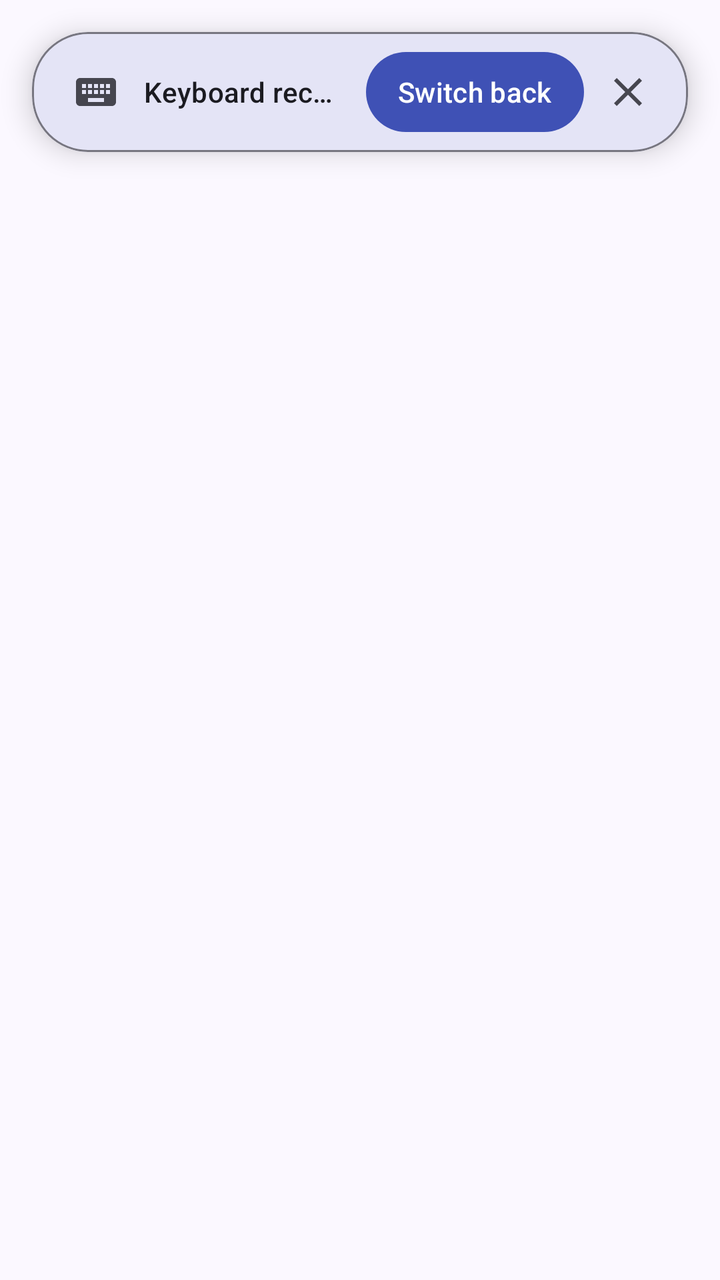
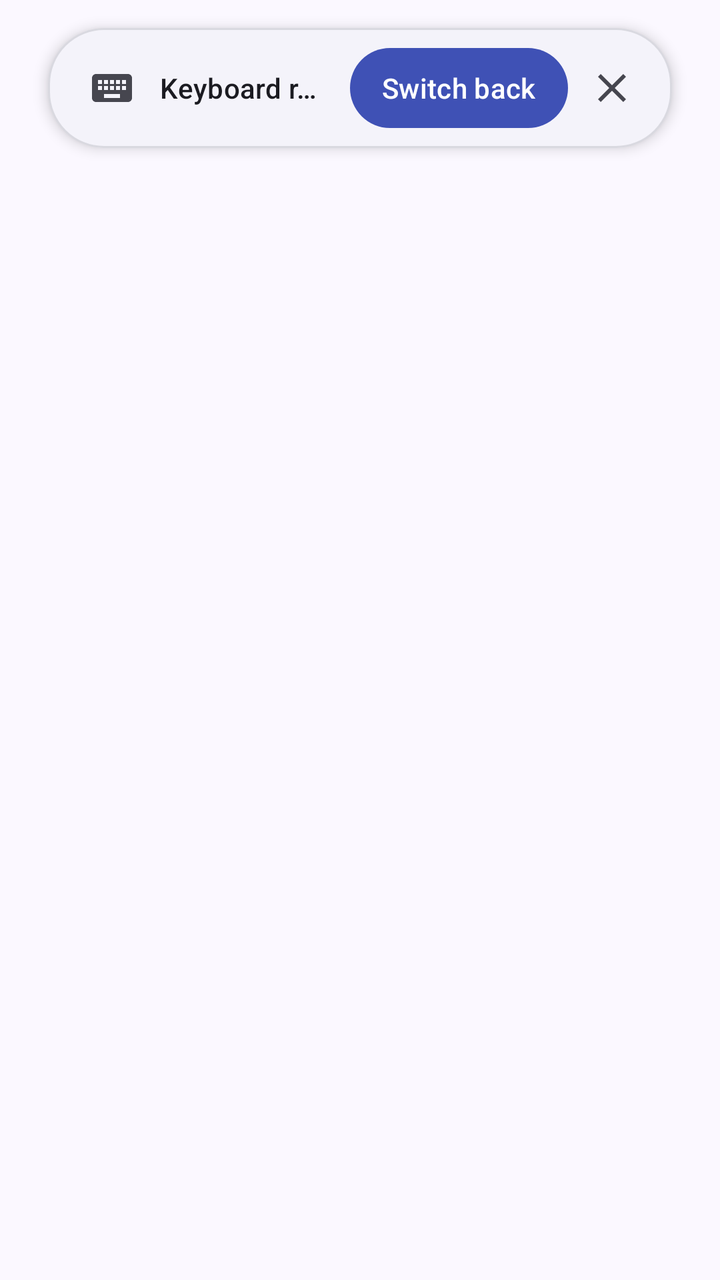

An Android layout rendered at two revisions. The XML below is the earlier revision; the diff shows what the commit changed to produce the second picture.
<!-- AndroidManifest.xml: application theme Theme.AltShift -->
<!-- res/layout/view_keyboard_prompt.xml -->
<?xml version="1.0" encoding="utf-8"?>
<FrameLayout xmlns:android="http://schemas.android.com/apk/res/android"
    xmlns:app="http://schemas.android.com/apk/res-auto"
    android:layout_width="wrap_content"
    android:layout_height="wrap_content"
    android:background="@android:color/transparent"
    android:clipChildren="false"
    android:clipToPadding="false"
    android:padding="16dp">

    <com.google.android.material.card.MaterialCardView
        android:id="@+id/promptCard"
        android:layout_width="wrap_content"
        android:layout_height="wrap_content"
        android:minWidth="@dimen/prompt_min_width"
        app:cardBackgroundColor="?attr/colorSurface"
        app:cardCornerRadius="28dp"
        app:cardElevation="8dp"
        app:strokeColor="?attr/colorOutline"
        app:strokeWidth="1dp">

        <LinearLayout
            android:layout_width="match_parent"
            android:layout_height="wrap_content"
            android:gravity="center_vertical"
            android:orientation="horizontal"
            android:paddingStart="20dp"
            android:paddingTop="10dp"
            android:paddingEnd="12dp"
            android:paddingBottom="10dp">

            <ImageView
                android:id="@+id/promptIcon"
                android:layout_width="24dp"
                android:layout_height="24dp"
                android:importantForAccessibility="no"
                android:src="@drawable/ic_notification_keyboard"
                app:tint="?attr/colorOnSurfaceVariant" />

            <TextView
                android:id="@+id/promptText"
                android:layout_width="0dp"
                android:layout_height="wrap_content"
                android:layout_marginStart="12dp"
                android:layout_weight="1"
                android:ellipsize="end"
                android:maxLines="1"
                android:text="@string/prompt_keyboard_reconnected"
                android:textAppearance="?attr/textAppearanceTitleSmall"
                android:textColor="?attr/colorOnSurface" />

            <TextView
                android:id="@+id/promptAction"
                android:layout_width="wrap_content"
                android:layout_height="wrap_content"
                android:layout_marginStart="12dp"
                android:background="@drawable/bg_prompt_action"
                android:clickable="true"
                android:focusable="true"
                android:gravity="center"
                android:minHeight="40dp"
                android:paddingStart="16dp"
                android:paddingEnd="16dp"
                android:text="@string/notification_switch_back"
                android:textAppearance="?attr/textAppearanceLabelLarge"
                android:textColor="?attr/colorOnPrimary" />

            <ImageButton
                android:id="@+id/promptClose"
                android:layout_width="36dp"
                android:layout_height="36dp"
                android:layout_marginStart="4dp"
                android:background="?attr/selectableItemBackgroundBorderless"
                android:contentDescription="@string/prompt_dismiss"
                android:padding="8dp"
                android:src="@drawable/ic_close"
                app:tint="?attr/colorOnSurfaceVariant" />

        </LinearLayout>

    </com.google.android.material.card.MaterialCardView>

</FrameLayout>
<!-- resources referenced by this layout -->
<resources>
  <dimen name="prompt_min_width">0dp</dimen>
  <!-- drawable bg_prompt_action (drawable) -->
  <?xml version="1.0" encoding="utf-8"?>
  <ripple xmlns:android="http://schemas.android.com/apk/res/android"
      android:color="?attr/colorControlHighlight">
      <item>
          <shape android:shape="rectangle">
              <solid android:color="?attr/colorPrimary" />
              <corners android:radius="20dp" />
          </shape>
      </item>
  </ripple>
  <!-- drawable ic_close (drawable) -->
  <?xml version="1.0" encoding="utf-8"?>
  <vector xmlns:android="http://schemas.android.com/apk/res/android"
      android:width="24dp"
      android:height="24dp"
      android:viewportWidth="24"
      android:viewportHeight="24">
      <path
          android:fillColor="@android:color/white"
          android:pathData="M19,6.41L17.59,5 12,10.59 6.41,5 5,6.41 10.59,12 5,17.59 6.41,19 12,13.41 17.59,19 19,17.59 13.41,12z" />
  </vector>
  <!-- drawable ic_notification_keyboard (drawable) -->
  <?xml version="1.0" encoding="utf-8"?>
  <vector xmlns:android="http://schemas.android.com/apk/res/android"
      android:width="24dp"
      android:height="24dp"
      android:viewportWidth="24"
      android:viewportHeight="24">
      <path
          android:fillColor="@android:color/white"
          android:pathData="M20,5H4C2.9,5 2,5.9 2,7v10c0,1.1 0.9,2 2,2h16c1.1,0 2,-0.9 2,-2V7c0,-1.1 -0.9,-2 -2,-2zM11,8h2v2h-2V8zM11,11h2v2h-2v-2zM8,8h2v2H8V8zM8,11h2v2H8v-2zM7,13H5v-2h2v2zM7,10H5V8h2v2zM16,17H8v-2h8v2zM16,13h-2v-2h2v2zM16,10h-2V8h2v2zM19,13h-2v-2h2v2zM19,10h-2V8h2v2z" />
  </vector>
  <string name="notification_switch_back">Switch back</string>
  <string name="prompt_dismiss">Dismiss</string>
  <string name="prompt_keyboard_reconnected">Keyboard reconnected</string>
  <color name="brand_primary">#3F51B5</color>
  <color name="brand_on_primary">#FFFFFF</color>
  <color name="brand_primary_container">#DEE0FF</color>
  <color name="brand_on_primary_container">#00105C</color>
  <color name="brand_secondary">#5B5D72</color>
  <color name="brand_on_secondary">#FFFFFF</color>
  <color name="brand_secondary_container">#E0E1F9</color>
  <color name="brand_on_secondary_container">#181A2C</color>
  <color name="brand_surface">#FBF8FF</color>
  <color name="brand_on_surface">#1B1B21</color>
  <color name="brand_surface_variant">#E3E1EC</color>
  <color name="brand_on_surface_variant">#46464F</color>
  <color name="brand_outline">#777680</color>
  <color name="brand_error">#BA1A1A</color>
  <color name="brand_on_error">#FFFFFF</color>
  <!-- unchanged entries left out for length: 1 -->
</resources>

<!-- the commit's change to res/layout/view_keyboard_prompt.xml (unified diff, before → after) -->
@@ -6,17 +6,20 @@
     android:background="@android:color/transparent"
     android:clipChildren="false"
     android:clipToPadding="false"
-    android:padding="16dp">
+    android:paddingStart="24dp"
+    android:paddingTop="14dp"
+    android:paddingEnd="24dp"
+    android:paddingBottom="28dp">
 
     <com.google.android.material.card.MaterialCardView
         android:id="@+id/promptCard"
         android:layout_width="wrap_content"
         android:layout_height="wrap_content"
         android:minWidth="@dimen/prompt_min_width"
-        app:cardBackgroundColor="?attr/colorSurface"
+        app:cardBackgroundColor="@color/prompt_surface"
         app:cardCornerRadius="28dp"
-        app:cardElevation="8dp"
-        app:strokeColor="?attr/colorOutline"
+        app:cardElevation="4dp"
+        app:strokeColor="@color/prompt_stroke"
         app:strokeWidth="1dp">
 
         <LinearLayout
<!-- resource entries referenced after the edit -->
@@ -1,5 +1,7 @@
 <!-- resources referenced by this layout -->
 <resources>
+  <color name="prompt_stroke">#1F1B1B21</color>
+  <color name="prompt_surface">#F4F3FA</color>
   <dimen name="prompt_min_width">0dp</dimen>
   <!-- drawable bg_prompt_action (drawable) -->
   <?xml version="1.0" encoding="utf-8"?>
